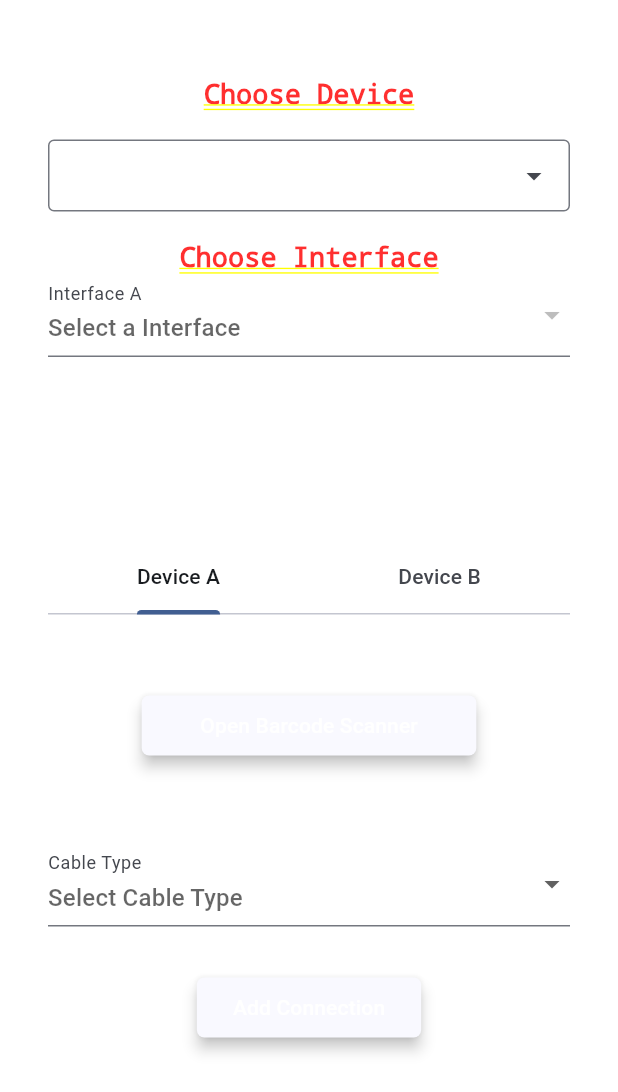
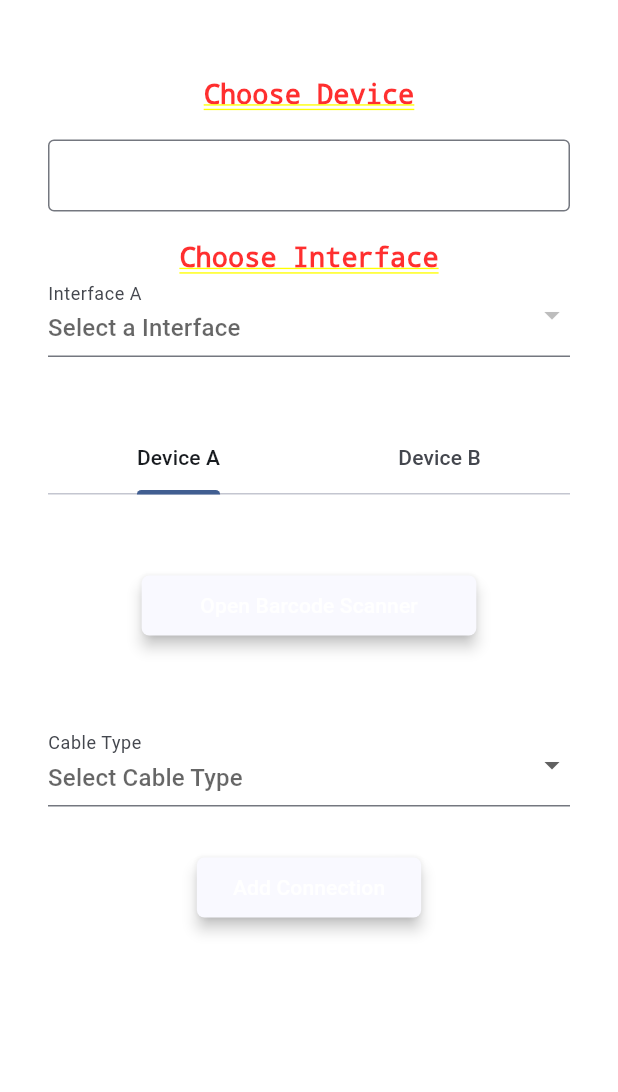
Before and after one commit to jozefws/keeptrack, a Flutter app: the AddConnection screen opened directly, on a phone screen of 412 x 824 dp. Shown: the top 1092 px of the screen. Run offline on Flutter 3.47's test engine with Material 2 defaults, Android fonts, the phone set to English and light mode, and no system bars; drawn by our look-alikes of dropdown_search; our stand-ins replace flutter_dotenv, flutter_secure_storage, shared_preferences, tuple; missing offline and left inert: mobile_scanner; accounts and stored records are empty; network calls fail.

Commit message:
Changed icon designs and updated flutter launcher icons

```diff
--- a/lib/views/addconnection.dart
+++ b/lib/views/addconnection.dart
@@ -156,7 +156,7 @@ class _AddConnectionState extends State<AddConnection>
           padding: const EdgeInsets.all(32.0),
           child: Column(children: [
             Container(
-                height: (MediaQuery.of(context).size.height / 2.5),
+                height: (MediaQuery.of(context).size.height / 3.3),
                 child: TabBarView(controller: _tabController, children: [
                   Container(
                     child: Column(
@@ -166,6 +166,8 @@ class _AddConnectionState extends State<AddConnection>
                             style: TextStyle(fontSize: 18)),
                         const SizedBox(height: 20),
                         DropdownSearch<String>(
+                          dropdownButtonProps:
+                              const DropdownButtonProps(color: Colors.white),
                           popupProps: const PopupProps.modalBottomSheet(
                             showSearchBox: true,
                             searchDelay: Duration(milliseconds: 5),
@@ -177,14 +179,13 @@ class _AddConnectionState extends State<AddConnection>
                             ),
                             modalBottomSheetProps: ModalBottomSheetProps(
                                 isScrollControlled: true,
-                                backgroundColor: Color(0xFF737373),
+                                backgroundColor:
+                                    Color.fromARGB(255, 126, 126, 126),
                                 anchorPoint: Offset(0.5, 05)),
                             constraints:
                                 BoxConstraints(maxHeight: 400, maxWidth: 1000),
                           ),
-                          asyncItems: (String res) async {
-                            return await _getDevices();
-                          },
+                          asyncItems: (_) => _getDevices(),
                           onChanged: (value) {
                             setState(() {
                               deviceA =
@@ -246,12 +247,11 @@ class _AddConnectionState extends State<AddConnection>
                             constraints:
                                 BoxConstraints(maxHeight: 400, maxWidth: 1000),
                           ),
-                          items: devices,
+                          asyncItems: (_) => _getDevices(),
                           onChanged: (value) {
                             setState(() {
                               deviceB =
                                   value?.split("|")[2].trim().substring(2);
-                              print(deviceB);
                               interfaceB = null;
                             });
                           },
--- a/pubspec.yaml
+++ b/pubspec.yaml
@@ -15,7 +15,7 @@ dependencies:
   provider: ^6.0.4
   http: ^0.13.5
   flutter_secure_storage: ^6.0.0
-  flutter_launcher_icons: ^0.10.0
+  flutter_launcher_icons: ^0.11.0
   tuple: ^2.0.1
   mobile_scanner: ^2.1.0
   dropdown_search: ^5.0.3
```
Also changed, not shown: assets/logo_launch.png, pubspec.lock, 28 other files.
